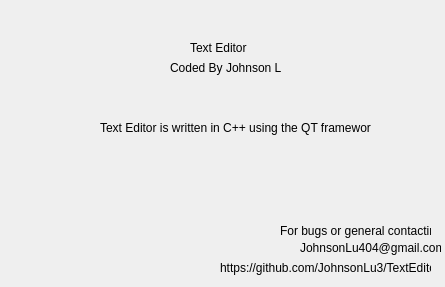
Before: the Qt Designer form about.ui in JohnsonLu3/TextEditor, drawn with Qt 5.
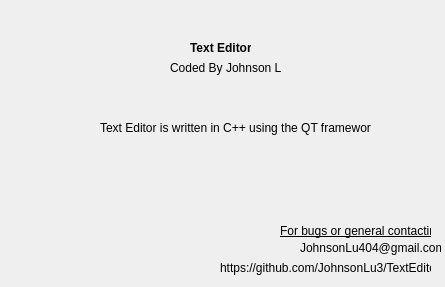
After: the same form once the commit is applied.

Commit message: Added About popup dialog, Added Quit program functionality Added More Icons : Left/Center/Right Align and B/I/U

The edit to the form file:
```diff
--- a/about.ui
+++ b/about.ui
@@ -22,6 +22,12 @@
      <height>16</height>
     </rect>
    </property>
+   <property name="font">
+    <font>
+     <weight>75</weight>
+     <bold>true</bold>
+    </font>
+   </property>
    <property name="text">
     <string>Text Editor</string>
    </property>
@@ -87,6 +93,11 @@
      <height>21</height>
     </rect>
    </property>
+   <property name="font">
+    <font>
+     <underline>true</underline>
+    </font>
+   </property>
    <property name="text">
     <string>For bugs or general contacting</string>
    </property>
```
The commit also changes 13 other files.
